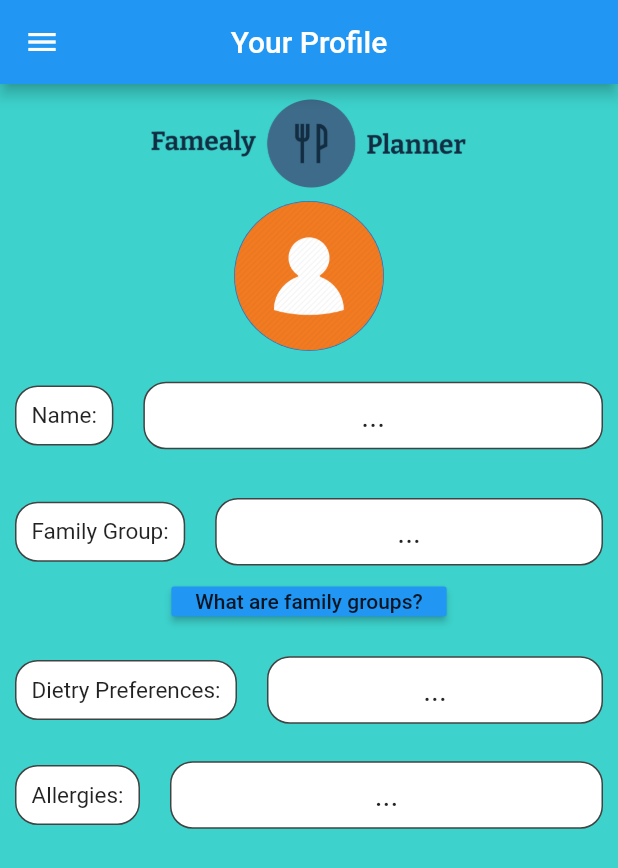
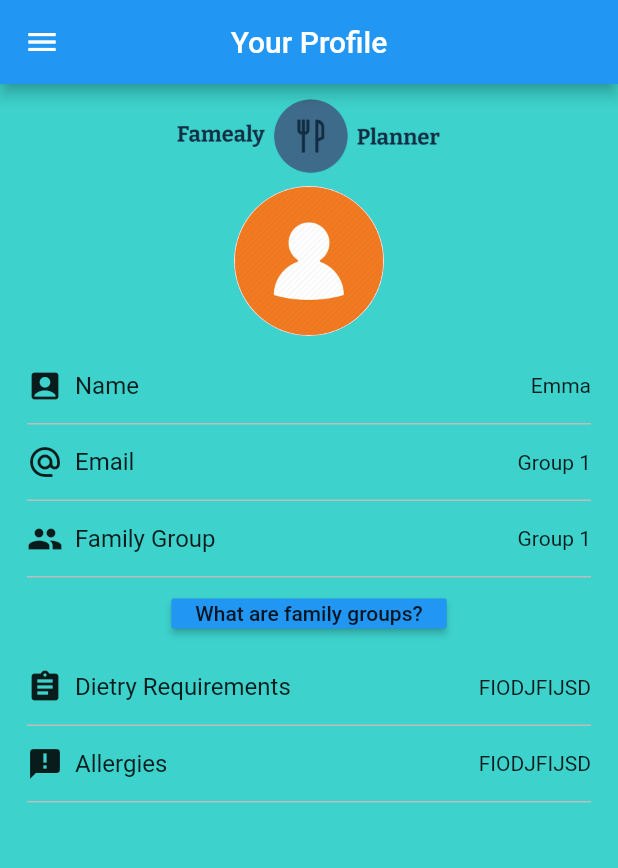
Before and after one commit to SamKingDev/HighfieldHack2021, a Flutter app: the screen it shows once a user with an empty profile is signed in, on a phone screen of 412 x 824 dp. Shown: the top 868 px of the screen. Run offline on Flutter 3.47's test engine with Material 2 defaults, Android fonts, the phone set to English and light mode, and no system bars; our stand-ins replace firebase_auth, firebase_core, flutter_signin_button, google_sign_in; accounts and stored records are empty.

Commit message:
Profile Page Updated

```diff
--- a/App/lib/screens/Family/family.dart
+++ b/App/lib/screens/Family/family.dart
@@ -93,12 +93,28 @@ class _FamilyPageState extends State<FamilyPage> {
           children: <Widget>[
             Image(
               image: AssetImage('assets/logo.png'),
-              height: 60,
+              height: 50,
             ),
-            CustomRow('Name:', '...'),
-            CustomRow('Family Group:', '...'),
-            CustomRow('Dietry Preferences:', '...'),
-            CustomRow('Allergies:', '...'),
+            Center(
+              child: Padding(
+                padding: const EdgeInsets.all(8.0),
+                child: CircleAvatar(
+                  backgroundImage: AssetImage('assets/family.jpg'),
+                  radius: 50.0,
+                ),
+              ),
+            ),
+            //CustomRow('Members:', '...'),
+            //CustomRow('Name:', '...'),
+            //CustomRow('Dietry Preferences:', '...'),
+            //CustomRow('Allergies:', '...'),
+            RaisedButton.icon(
+              color: Colors.white,
+              onPressed: (){}, icon: Icon (Icons.fastfood) , label: Text ('View Weekly Meal Plan'),),
+            RaisedButton.icon(
+              color: Colors.white,
+              onPressed: (){}, icon: Icon (Icons.list) , label: Text ('View Shopping List'),),
+
           ],
         ),
       ),
--- a/App/lib/screens/profile/profile.dart
+++ b/App/lib/screens/profile/profile.dart
@@ -97,7 +97,7 @@ class _ProfileState extends State<Profile> {
           children: <Widget>[
             Image(image: AssetImage(
               'assets/logo.png'),
-              height: 60,
+              height: 50,
             ),
             Center(
               child: Padding(
@@ -110,60 +110,9 @@ class _ProfileState extends State<Profile> {
             ),
             Column(
               children: [
-                CustomRow('Name:', '...'),
-                SizedBox(height: 20),
-                FamilyCustomRow('Family Group:', '...'),
-                CustomRow('Dietry Preferences:', '...'),
-                CustomRow('Allergies:', '...'),
-              ],
-            ),
-          ],
-        ),
-      ),
-    );
-  }
-}
-
-class FamilyCustomRow extends StatelessWidget {
-
-  String text;
-  String content;
-
-  FamilyCustomRow(this.text, this.content);
-
-  @override
-  Widget build(BuildContext context) {
-    return Column(
-      children: [
-        Row(
-          children: [
-            Container(
-              padding: EdgeInsets.all(10),
-              decoration: labelBoxDecoration(),
-              child: Text(
-                text,
-                style: TextStyle(
-                  fontSize: 15,
-                ),
-              ),
-            ),
-            SizedBox(width: 20),
-            Expanded(
-              child: Container(
-                padding: EdgeInsets.all(10),
-                decoration: labelBoxDecoration(),
-                child: Center(
-                  child: Text(
-                    content,
-                    style: TextStyle(
-                      fontSize: 20,
-                    ),
-                  ),
-                ),
-              ),
-            ),
-          ],
-        ),
+                CustomProfileTile(Icons.account_box, 'Name', 'Emma'),
+                CustomProfileTile(Icons.alternate_email, 'Email', 'Group 1'),
+                CustomProfileTile(Icons.group, 'Family Group', 'Group 1'),
                 ButtonTheme(
                   height: 20,
                   child: RaisedButton(
@@ -174,53 +123,17 @@ class FamilyCustomRow extends StatelessWidget {
                     child: Text('What are family groups?'),
                   ),
                 ),
+                CustomProfileTile(Icons.assignment, 'Dietry Requirements', 'FIODJFIJSD'),
+                CustomProfileTile(Icons.announcement, 'Allergies', 'FIODJFIJSD'),
+                SizedBox(height: 20),
               ],
+            ),
+          ],
+        ),
+      ),
     );
   }
 }
-
-class CustomRow extends StatelessWidget {
-
-  String text;
-  String content;
-
-  CustomRow(this.text, this.content);
-
-  @override
-  Widget build(BuildContext context) {
-    return Row(
-      children: [
-        Container(
-          padding: EdgeInsets.all(10),
-          decoration: labelBoxDecoration(),
-          child: Text(
-            text,
-            style: TextStyle(
-              fontSize: 15,
-            ),
-          ),
-        ),
-        SizedBox(width: 20),
-        Expanded(
-          child: Container(
-            padding: EdgeInsets.all(10),
-            decoration: labelBoxDecoration(),
-            child: Center(
-              child: Text(
-                content,
-                style: TextStyle(
-                  fontSize: 20,
-                ),
-              ),
-            ),
-          ),
-        ),
-        SizedBox(height: 70),
-      ],
-    );
-  }
-}
-
 
 
 class CustomListTile extends StatelessWidget{
@@ -272,15 +185,46 @@ class CustomListTile extends StatelessWidget{
 }
 
 
-BoxDecoration labelBoxDecoration() {
-  return BoxDecoration(
-    color: Colors.white,
-    border: Border.all(
-        width: 1.0,
-      color: Colors.grey[800]
+class CustomProfileTile extends StatelessWidget{
+
+  IconData icon;
+  String text;
+  String content;
+
+  CustomProfileTile(this.icon, this.text, this.content);
+
+  @override
+  Widget build(BuildContext context) {
+    // TODO: implement build
+    return Padding(
+      padding: const EdgeInsets.fromLTRB(8.0, 0, 8.0, 0),
+      child: Container(
+        decoration: BoxDecoration(
+            border: Border(bottom: BorderSide(color: Colors.grey[400]))
         ),
-    borderRadius: BorderRadius.all(
-        Radius.circular(15.0) //                 <--- border radius here
+          child: Container(
+            height: 50,
+            child: Row(
+              mainAxisAlignment: MainAxisAlignment.spaceBetween, //x axis
+              children: <Widget>[
+                Row(
+                  children: <Widget>[
+                    Icon(icon),
+                    Padding(
+                      padding: const EdgeInsets.all(8.0),
+                      child: Text(text,
+                        style: TextStyle(
+                            fontSize: 16.0
+                        ),
+                      ),
+                    ),
+                  ],
+                ),
+                Text(content),
+              ],
+            ),
+          ),
       ),
     );
   }
+}
```
Also changed, not shown: App/assets/family.jpg (added), App/assets/profile.png. Lines whose indentation alone changed are shown as unchanged.
